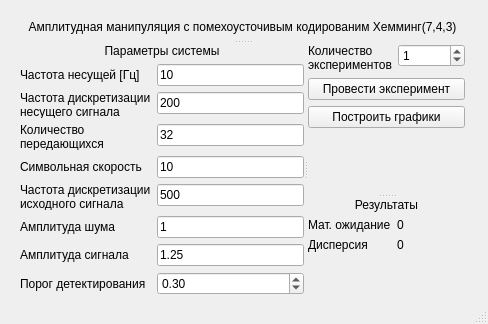
First picture: the form in Form.ui, repository dep403mai/Radiotech_part2, before the edit.
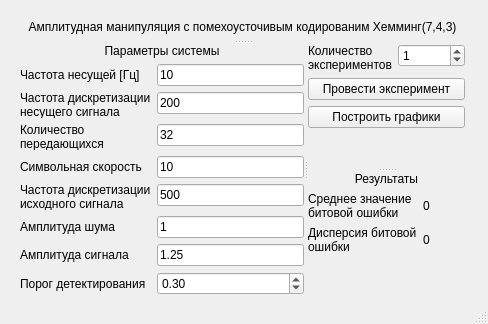
Second picture: the form after the edit.

Commit message: - Исправил вывод результатов на "Дисперсия битовой ошибки" и "Среднее значение битовой ошибки"

```diff
--- a/Form.ui
+++ b/Form.ui
@@ -257,7 +257,10 @@
         <item row="2" column="0">
          <widget class="QLabel" name="label_11">
           <property name="text">
-           <string>Дисперсия</string>
+           <string>Дисперсия битовой ошибки</string>
+          </property>
+          <property name="wordWrap">
+           <bool>true</bool>
           </property>
          </widget>
         </item>
@@ -271,7 +274,10 @@
         <item row="1" column="0">
          <widget class="QLabel" name="label_10">
           <property name="text">
-           <string>Мат. ожидание</string>
+           <string>Среднее значение битовой ошибки</string>
+          </property>
+          <property name="wordWrap">
+           <bool>true</bool>
           </property>
          </widget>
         </item>
```
The commit also changes 2 other files.
